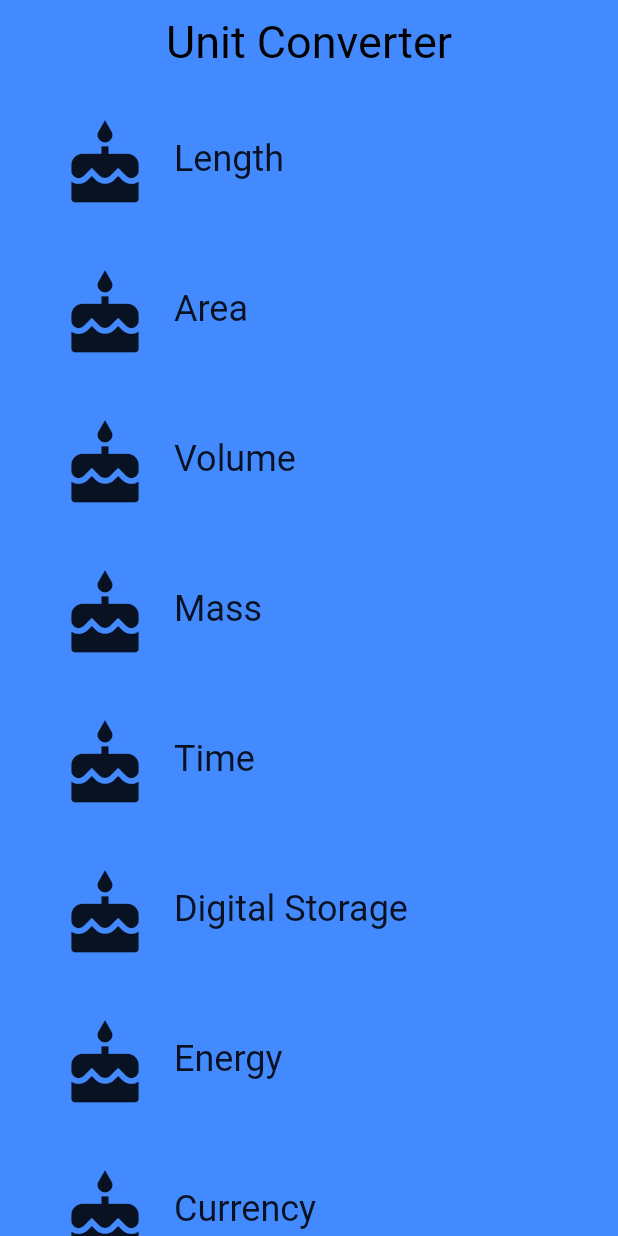
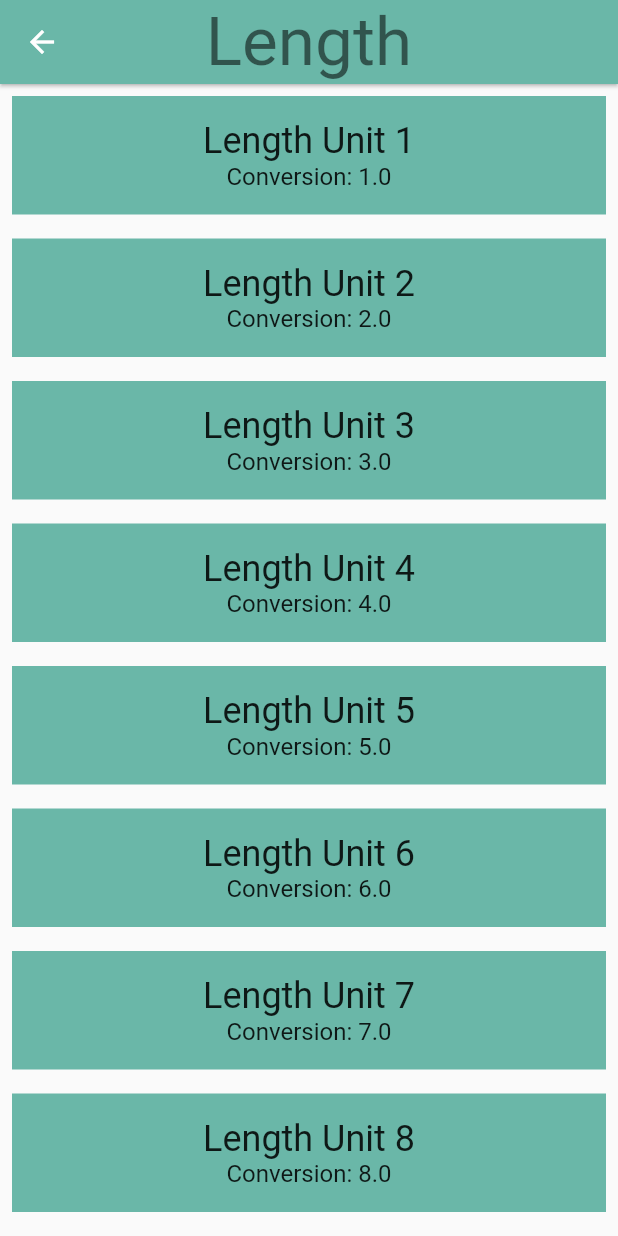
Before and after one commit to SheppardX/Flutter-Tutorial, a Flutter app: the screen it shows after launch, after a tap on "Length", on a phone screen of 412 x 824 dp. Run offline on Flutter 3.47's test engine with Material 2 defaults, Android fonts, the phone set to English and light mode, and no system bars.

Commit message:
added converter page

```diff
--- a/lib/category.dart
+++ b/lib/category.dart
@@ -1,19 +1,42 @@
 import 'package:flutter/material.dart';
+import 'package:hello_rectangle/converter_route.dart';
+import 'package:hello_rectangle/unit.dart';
 
 class Category extends StatelessWidget {
-  const Category({
-    Key? key,
-    required this.name,
-    required this.icon,
-    required this.color,
-  }) : super(key: key);
-
   final String name;
   final IconData icon;
-  final Color color;
+  final ColorSwatch color;
+  final List<Unit> units;
 
-  final double height = 100.0;
+  final double height = 80.0;
   final double borderRadius = 50.0;
+
+  const Category(
+      {Key? key,
+      required this.name,
+      required this.icon,
+      required this.color,
+      required this.units})
+      : super(key: key);
+
+  /// Navigates to the [ConverterRoute].
+  void _navigateToConverter(BuildContext context) {
+    if (Navigator.of(context).canPop()) {
+      Navigator.of(context).pop();
+    }
+    Navigator.of(context)
+        .push(MaterialPageRoute(builder: (BuildContext context) {
+      return Scaffold(
+        appBar: AppBar(
+          elevation: 1.0,
+          title: Text(name, style: Theme.of(context).textTheme.displaySmall),
+          centerTitle: true,
+          backgroundColor: color,
+        ),
+        body: ConverterRoute(color: color, units: units, name: name),
+      );
+    }));
+  }
 
   @override
   Widget build(BuildContext context) {
@@ -24,10 +47,11 @@ class Category extends StatelessWidget {
         child: InkWell(
           onTap: () {
             print('I was tapped!');
+            _navigateToConverter(context);
           },
           borderRadius: BorderRadius.circular(borderRadius),
-          highlightColor: color,
-          splashColor: color,
+          highlightColor: color['highlight'],
+          splashColor: color['splash'],
           child: Padding(
             padding: const EdgeInsets.all(8.0),
             child: Row(
@@ -37,7 +61,7 @@ class Category extends StatelessWidget {
                     padding: const EdgeInsets.all(16),
                     child: Icon(
                       icon,
-                      size: 60,
+                      size: 40,
                     )),
                 Center(
                   child: Text(
--- a/lib/categroy_route.dart
+++ b/lib/categroy_route.dart
@@ -2,12 +2,12 @@
 // Use of this source code is governed by a BSD-style license that can be
 // found in the LICENSE file.
 
-// ignore_for_file: unused_field
+import 'package:flutter/material.dart';
 
-import 'package:flutter/material.dart';
-import 'package:hello_rectangle/category.dart';
+import 'category.dart';
+import 'unit.dart';
 
-final _backgroundColor = Colors.blueAccent;
+final _backgroundColor = Colors.blue[100];
 
 /// Category Route (screen).
 ///
@@ -16,9 +16,15 @@ final _backgroundColor = Colors.blueAccent;
 ///
 /// While it is named CategoryRoute, a more apt name would be CategoryScreen,
 /// because it is responsible for the UI at the route's destination.
-class CategoryRoute extends StatelessWidget {
+class CategoryRoute extends StatefulWidget {
   const CategoryRoute({Key? key}) : super(key: key);
 
+  @override
+  _CategoryRouteState createState() => _CategoryRouteState();
+}
+
+class _CategoryRouteState extends State<CategoryRoute> {
+  List<Category> _categories = <Category>[];
   static const _categoryNames = <String>[
     'Length',
     'Area',
@@ -29,55 +35,100 @@ class CategoryRoute extends StatelessWidget {
     'Energy',
     'Currency',
   ];
-
-  static const _baseColors = <Color>[
-    Colors.teal,
-    Colors.orange,
-    Colors.pinkAccent,
-    Colors.blueAccent,
-    Colors.yellow,
-    Colors.greenAccent,
-    Colors.purpleAccent,
-    Colors.red,
+  static const _baseColors = <ColorSwatch>[
+    ColorSwatch(0xFF6AB7A8, {
+      'highlight': Color(0xFF6AB7A8),
+      'splash': Color(0xFF0ABC9B),
+    }),
+    ColorSwatch(0xFFFFD28E, {
+      'highlight': Color(0xFFFFD28E),
+      'splash': Color(0xFFFFA41C),
+    }),
+    ColorSwatch(0xFFFFB7DE, {
+      'highlight': Color(0xFFFFB7DE),
+      'splash': Color(0xFFF94CBF),
+    }),
+    ColorSwatch(0xFF8899A8, {
+      'highlight': Color(0xFF8899A8),
+      'splash': Color(0xFFA9CAE8),
+    }),
+    ColorSwatch(0xFFEAD37E, {
+      'highlight': Color(0xFFEAD37E),
+      'splash': Color(0xFFFFE070),
+    }),
+    ColorSwatch(0xFF81A56F, {
+      'highlight': Color(0xFF81A56F),
+      'splash': Color(0xFF7CC159),
+    }),
+    ColorSwatch(0xFFD7C0E2, {
+      'highlight': Color(0xFFD7C0E2),
+      'splash': Color(0xFFCA90E5),
+    }),
+    ColorSwatch(0xFFCE9A9A, {
+      'highlight': Color(0xFFCE9A9A),
+      'splash': Color(0xFFF94D56),
+      'error': Color(0xFF912D2D),
+    }),
   ];
 
+  @override
+  void initState() {
+    super.initState();
+    setState(() {
+      for (var i = 0; i < _categoryNames.length; i++) {
+        _categories.add(Category(
+          name: _categoryNames[i],
+          color: _baseColors[i],
+          icon: Icons.cake,
+          units: _retrieveUnitList(_categoryNames[i]),
+        ));
+      }
+    });
+  }
+
+  /// Makes the correct number of rows for the list view.
+  ///
+  /// For portrait, we use a [ListView].
   Widget _buildCategoryWidgets() {
     return ListView.builder(
-        padding: const EdgeInsets.symmetric(horizontal: 8.0),
-        itemCount: _categoryNames.length,
-        itemBuilder: (BuildContext context, int index) {
-          return Category(
-            color: _baseColors[index],
-            name: _categoryNames[index],
-            icon: Icons.cake,
-          );
-        });
+      itemBuilder: (BuildContext context, int index) => _categories[index],
+      itemCount: _categories.length,
+    );
+  }
+
+  /// Returns a list of mock [Unit]s.
+  List<Unit> _retrieveUnitList(String categoryName) {
+    return List.generate(10, (int i) {
+      i += 1;
+      return Unit(
+        name: '$categoryName Unit $i',
+        conversion: i.toDouble(),
+      );
+    });
   }
 
   @override
   Widget build(BuildContext context) {
-    // TODO: Create a list of the eight Categories, using the names and colors
-    // from above. Use a placeholder icon, such as `Icons.cake` for each
-    // Category. We'll add custom icons later.
-
-    // TODO: Create a list view of the Categories
     final listView = Container(
       color: _backgroundColor,
       padding: const EdgeInsets.symmetric(horizontal: 8.0),
       child: _buildCategoryWidgets(),
     );
 
-    // TODO: Create an App Bar
     final appBar = AppBar(
-      title: Text('Unit Converter'),
-      titleTextStyle: TextStyle(fontSize: 30, color: Colors.black),
+      elevation: 0.0,
+      title: const Text(
+        'Unit Converter',
+        style: TextStyle(
+          color: Colors.black,
+          fontSize: 30.0,
+        ),
+      ),
+      centerTitle: true,
       backgroundColor: _backgroundColor,
-      centerTitle: true,
-      elevation: 0.0,
     );
 
     return Scaffold(
-      backgroundColor: _backgroundColor,
       appBar: appBar,
       body: listView,
     );
--- /dev/null
+++ b/lib/converter_route.dart
@@ -0,0 +1,69 @@
+// Copyright 2018 The Chromium Authors. All rights reserved.
+// Use of this source code is governed by a BSD-style license that can be
+// found in the LICENSE file.
+
+import 'package:flutter/material.dart';
+import 'package:hello_rectangle/unit.dart';
+
+/// Converter screen where users can input amounts to convert.
+///
+/// Currently, it just displays a list of mock units.
+///
+/// While it is named ConverterRoute, a more apt name would be ConverterScreen,
+/// because it is responsible for the UI at the route's destination.
+class ConverterRoute extends StatefulWidget {
+  /// Units for this [Category].
+  final List<Unit> units;
+  final Color color;
+  final String name;
+
+  const ConverterRoute({
+    required this.units,
+    required this.color,
+    required this.name,
+    Key? key,
+  }) : super(key: key);
+
+  @override
+  createState() => _ConverterRouteState();
+}
+
+class _ConverterRouteState extends State<ConverterRoute> {
+  List<Unit> units = [];
+
+  @override
+  void initState() {
+    super.initState();
+    setState(() {
+      units = widget.units;
+    });
+  }
+
+  @override
+  Widget build(BuildContext context) {
+    // Here is just a placeholder for a list of mock units
+    final unitWidgets = units.map((Unit unit) {
+      return Container(
+        margin: const EdgeInsets.all(8.0),
+        padding: const EdgeInsets.all(16.0),
+        color: widget.color,
+        child: Column(
+          children: <Widget>[
+            Text(
+              unit.name!,
+              style: Theme.of(context).textTheme.headline5,
+            ),
+            Text(
+              'Conversion: ${unit.conversion}',
+              style: Theme.of(context).textTheme.subtitle1,
+            ),
+          ],
+        ),
+      );
+    }).toList();
+
+    return ListView(
+      children: unitWidgets,
+    );
+  }
+}
--- /dev/null
+++ b/lib/unit.dart
@@ -0,0 +1,24 @@
+// Copyright 2018 The Chromium Authors. All rights reserved.
+// Use of this source code is governed by a BSD-style license that can be
+// found in the LICENSE file.
+
+/// Information about a [Unit].
+class Unit {
+  final String? name;
+  final double? conversion;
+
+  /// A [Unit] stores its name and conversion factor.
+  ///
+  /// An example would be 'Meter' and '1.0'.
+  const Unit({
+    required String this.name,
+    required double this.conversion,
+  });
+
+  /// Creates a [Unit] from a JSON object.
+  Unit.fromJson(Map jsonMap)
+      : assert(jsonMap['name'] != null),
+        assert(jsonMap['conversion'] != null),
+        name = jsonMap['name'],
+        conversion = jsonMap['conversion'].toDouble();
+}
```
